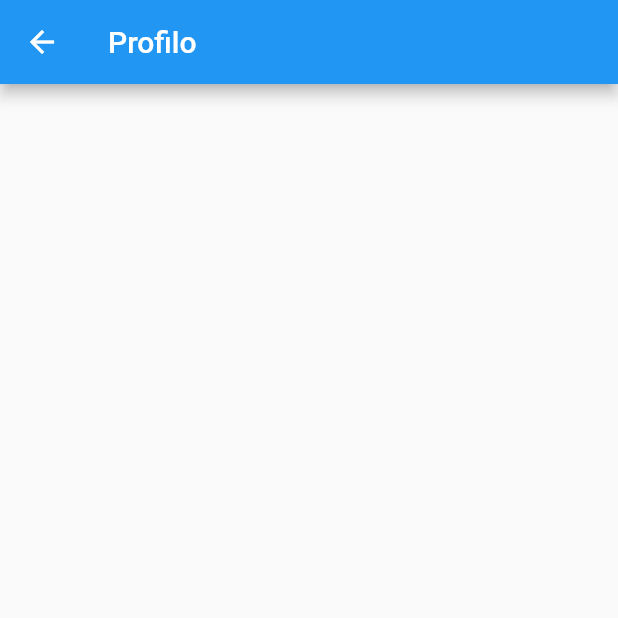
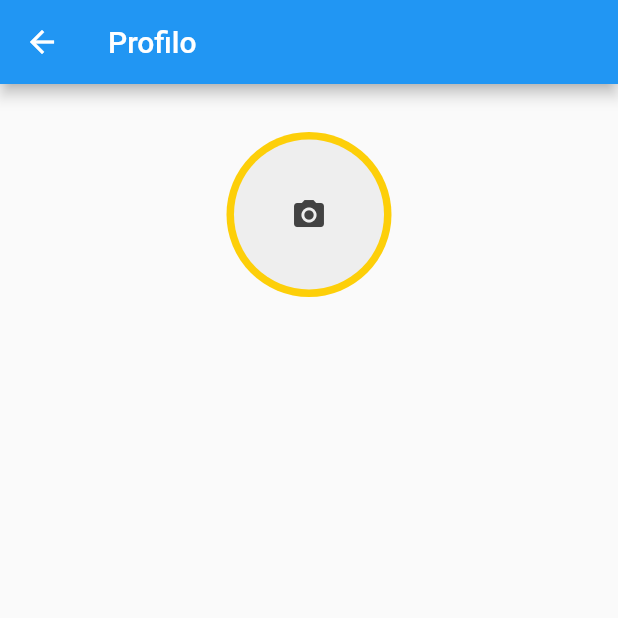
Before and after one commit to LucaRocco/mobile-project, a Flutter app: the ProfiloPage screen opened directly, on a phone screen of 412 x 824 dp, the top half of it. Run offline on Flutter 3.47's test engine with Material 2 defaults, Android fonts, the phone set to English and light mode, and no system bars; our stand-ins replace get_it, image_picker, shared_preferences; missing offline and left inert: amazon_cognito_identity_dart; accounts and stored records are empty; statements that could not run were skipped.

Commit message:
creato componente per prendere immagine dalla galleria o dalla fotocamera nella schermata del profilo

```diff
--- a/lib/profilo.dart
+++ b/lib/profilo.dart
@@ -1,4 +1,7 @@
+import 'dart:io';
+
 import 'package:flutter/material.dart';
+import 'package:image_picker/image_picker.dart';
 
 /*pagina per creare il proprio"PROFILO" con vari campi:
 - username
@@ -20,11 +23,99 @@
 }
 
 class _ProfiloPageState extends State<ProfiloPage> {
+  File _image;
+
   @override
   Widget build(BuildContext context) {
     return Scaffold(
       appBar: AppBar(title: Text('Profilo')),
-      body: Container(),
+      body: Column(
+        children: <Widget>[
+          SizedBox(
+            height: 32,
+          ),
+          Center(
+            child: GestureDetector(
+              onTap: () {
+                _showPicker(context);
+              },
+              child: CircleAvatar(
+                radius: 55,
+                backgroundColor: Color(0xffFDCF09),
+                child: _image != null
+                    ? ClipRRect(
+                        borderRadius: BorderRadius.circular(50),
+                        child: Image.file(
+                          _image,
+                          width: 100,
+                          height: 100,
+                          fit: BoxFit.fitHeight,
+                        ),
+                      )
+                    : Container(
+                        decoration: BoxDecoration(
+                            color: Colors.grey[200],
+                            borderRadius: BorderRadius.circular(50)),
+                        width: 100,
+                        height: 100,
+                        child: Icon(
+                          Icons.camera_alt,
+                          color: Colors.grey[800],
+                        ),
+                      ),
+              ),
+            ),
+          )
+        ],
+      ),
     );
   }
+
+  _imgFromCamera() async {
+    File image = await ImagePicker.pickImage(
+        source: ImageSource.camera, imageQuality: 50);
+
+    setState(() {
+      _image = image;
+    });
+  }
+
+  _imgFromGallery() async {
+    File image = await ImagePicker.pickImage(
+        source: ImageSource.gallery, imageQuality: 50);
+
+    setState(() {
+      _image = image;
+    });
+  }
+
+  void _showPicker(context) {
+    showModalBottomSheet(
+        context: context,
+        builder: (BuildContext bc) {
+          return SafeArea(
+            child: Container(
+              child: new Wrap(
+                children: <Widget>[
+                  new ListTile(
+                      leading: new Icon(Icons.photo_library),
+                      title: new Text('Photo Library'),
+                      onTap: () {
+                        _imgFromGallery();
+                        Navigator.of(context).pop();
+                      }),
+                  new ListTile(
+                    leading: new Icon(Icons.photo_camera),
+                    title: new Text('Camera'),
+                    onTap: () {
+                      _imgFromCamera();
+                      Navigator.of(context).pop();
+                    },
+                  ),
+                ],
+              ),
+            ),
+          );
+        });
+  }
 }
--- a/pubspec.yaml
+++ b/pubspec.yaml
@@ -26,7 +26,7 @@
   amazon_cognito_identity_dart: ^0.0.22
   get_it: ^5.0.1
   shared_preferences: ^0.5.12+2
-
+  image_picker: ^0.6.6+5
 
   # The following adds the Cupertino Icons font to your application.
   # Use with the CupertinoIcons class for iOS style icons.
```
Also changed, not shown: pubspec.lock, 1 other file.
